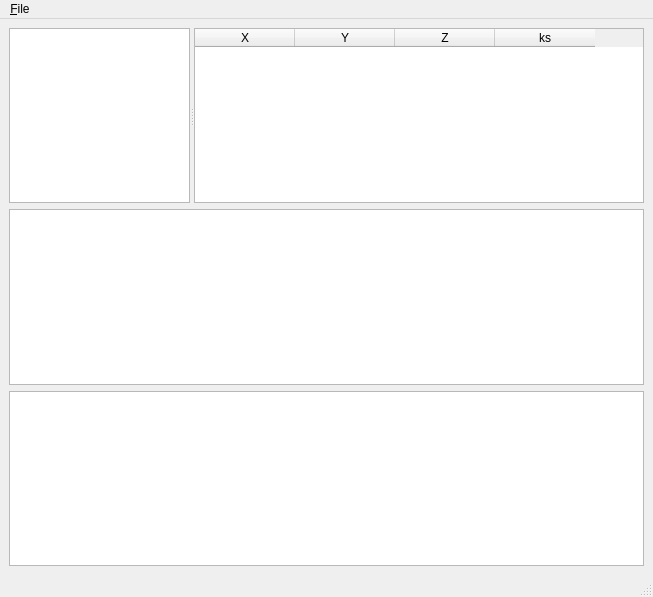
This is gui/main.ui in zarch/openriver as Qt 5 draws it before an edit. The edited form follows.
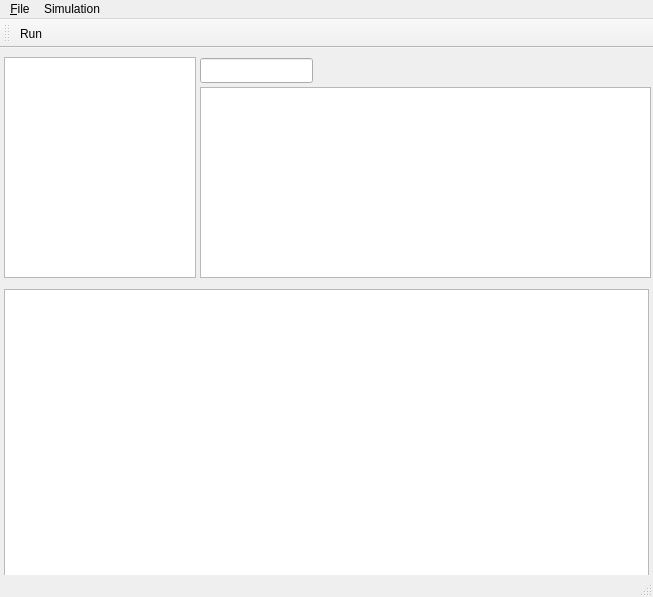
This is the edited form.

Commit message: Add Run to the toolbar

```diff
--- a/gui/main.ui
+++ b/gui/main.ui
@@ -14,59 +14,46 @@
    <string>openriver</string>
   </property>
   <widget class="QWidget" name="centralwidget">
-   <layout class="QVBoxLayout" name="verticalLayout">
-    <item>
-     <widget class="QSplitter" name="splitter">
-      <property name="orientation">
-       <enum>Qt::Horizontal</enum>
-      </property>
-      <widget class="QListWidget" name="listSections"/>
-      <widget class="QTableWidget" name="tableSectionCoord">
-       <property name="minimumSize">
-        <size>
-         <width>450</width>
-         <height>0</height>
-        </size>
-       </property>
-       <property name="alternatingRowColors">
-        <bool>true</bool>
-       </property>
-       <attribute name="horizontalHeaderCascadingSectionResizes">
-        <bool>true</bool>
-       </attribute>
-       <attribute name="horizontalHeaderCascadingSectionResizes">
-        <bool>true</bool>
-       </attribute>
-       <column>
-        <property name="text">
-         <string>X</string>
-        </property>
-       </column>
-       <column>
-        <property name="text">
-         <string>Y</string>
-        </property>
-       </column>
-       <column>
-        <property name="text">
-         <string>Z</string>
-        </property>
-       </column>
-       <column>
-        <property name="text">
-         <string>ks</string>
-        </property>
-       </column>
-      </widget>
-     </widget>
-    </item>
-    <item>
-     <widget class="QTableView" name="tableSectionCoordView"/>
-    </item>
-    <item>
-     <widget class="QGraphicsView" name="sectionGraphics"/>
-    </item>
-   </layout>
+   <widget class="QTableView" name="tableSectionCoordView">
+    <property name="geometry">
+     <rect>
+      <x>200</x>
+      <y>39</y>
+      <width>451</width>
+      <height>191</height>
+     </rect>
+    </property>
+   </widget>
+   <widget class="QGraphicsView" name="sectionGraphics">
+    <property name="geometry">
+     <rect>
+      <x>4</x>
+      <y>241</y>
+      <width>645</width>
+      <height>311</height>
+     </rect>
+    </property>
+   </widget>
+   <widget class="QLineEdit" name="lineEdit">
+    <property name="geometry">
+     <rect>
+      <x>200</x>
+      <y>10</y>
+      <width>113</width>
+      <height>25</height>
+     </rect>
+    </property>
+   </widget>
+   <widget class="QListWidget" name="listSections">
+    <property name="geometry">
+     <rect>
+      <x>4</x>
+      <y>9</y>
+      <width>192</width>
+      <height>221</height>
+     </rect>
+    </property>
+   </widget>
   </widget>
   <widget class="QMenuBar" name="menubar">
    <property name="geometry">
@@ -74,7 +61,7 @@
      <x>0</x>
      <y>0</y>
      <width>653</width>
-     <height>22</height>
+     <height>21</height>
     </rect>
    </property>
    <widget class="QMenu" name="menu_File">
@@ -84,9 +71,28 @@
     <addaction name="actionImport"/>
     <addaction name="actionExport"/>
    </widget>
+   <widget class="QMenu" name="menuSimulation">
+    <property name="title">
+     <string>Simulation</string>
+    </property>
+    <addaction name="action_Run"/>
+   </widget>
    <addaction name="menu_File"/>
+   <addaction name="menuSimulation"/>
   </widget>
   <widget class="QStatusBar" name="statusbar"/>
+  <widget class="QToolBar" name="toolBar">
+   <property name="windowTitle">
+    <string>toolBar</string>
+   </property>
+   <attribute name="toolBarArea">
+    <enum>TopToolBarArea</enum>
+   </attribute>
+   <attribute name="toolBarBreak">
+    <bool>false</bool>
+   </attribute>
+   <addaction name="action_Run"/>
+  </widget>
   <action name="actionImport">
    <property name="text">
     <string>Import</string>
@@ -97,6 +103,11 @@
     <string>Export</string>
    </property>
   </action>
+  <action name="action_Run">
+   <property name="text">
+    <string>&amp;Run</string>
+   </property>
+  </action>
  </widget>
  <resources/>
  <connections>
```
The commit also changes 2 other files.
